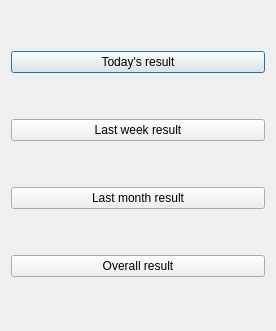
Sautenko-Andrey/learn_words_app, file Learn_Words_App_0_0_1/userstats.ui: the form before one commit.
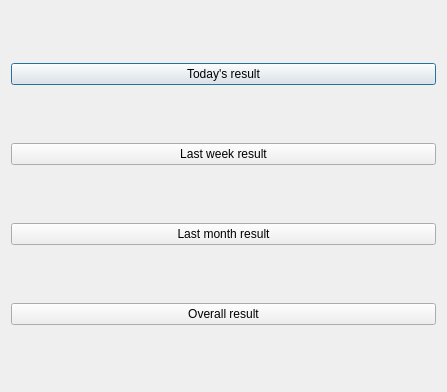
The form after the commit.

Diff of the .ui file:
```diff
--- a/Learn_Words_App_0_0_1/userstats.ui
+++ b/Learn_Words_App_0_0_1/userstats.ui
@@ -6,8 +6,8 @@
    <rect>
     <x>0</x>
     <y>0</y>
-    <width>276</width>
-    <height>331</height>
+    <width>447</width>
+    <height>392</height>
    </rect>
   </property>
   <property name="windowTitle">
```
Left out of the diff: 12 changed lines with no effect on the pictures.
